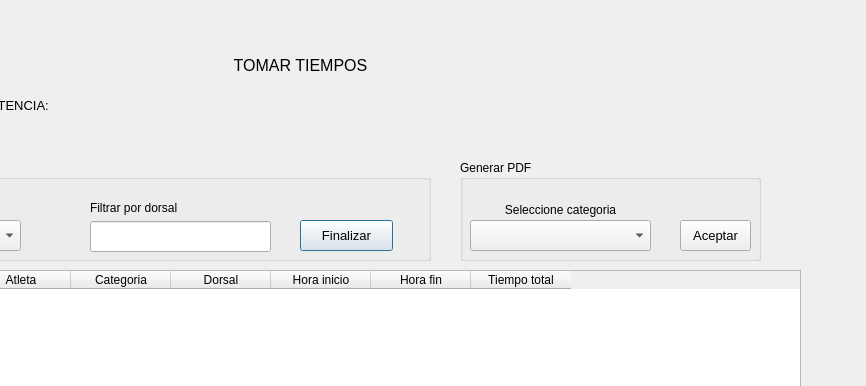
The window that qt/takeTimeView.ui (germang2/CrossfitTimer) describes before a commit, drawn with Qt 5; both pictures show x 300 to 1166 and y 0 to 386 of the 1166 by 677 pixel window.
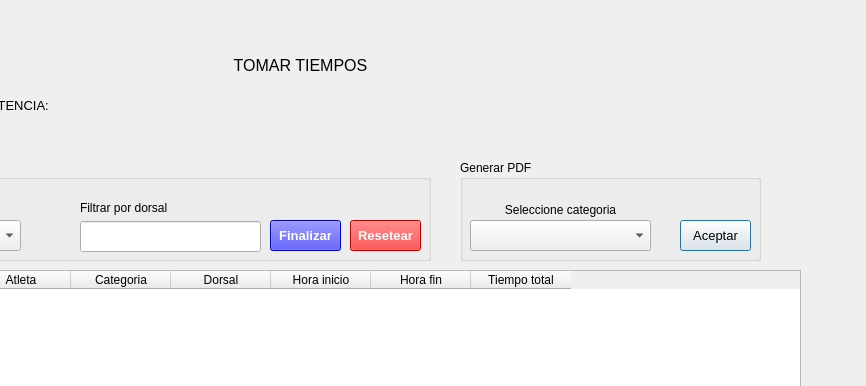
The same window after the commit.

Commit message: allow reset final time

Patch:
```diff
--- a/qt/takeTimeView.ui
+++ b/qt/takeTimeView.ui
@@ -221,47 +221,6 @@
     </property>
    </item>
   </widget>
-  <widget class="QLineEdit" name="ed_filter">
-   <property name="geometry">
-    <rect>
-     <x>390</x>
-     <y>221</y>
-     <width>181</width>
-     <height>31</height>
-    </rect>
-   </property>
-  </widget>
-  <widget class="QLabel" name="label_5">
-   <property name="geometry">
-    <rect>
-     <x>390</x>
-     <y>200</y>
-     <width>181</width>
-     <height>16</height>
-    </rect>
-   </property>
-   <property name="text">
-    <string>Filtrar por dorsal</string>
-   </property>
-  </widget>
-  <widget class="QPushButton" name="btn_update_final_time">
-   <property name="geometry">
-    <rect>
-     <x>600</x>
-     <y>220</y>
-     <width>93</width>
-     <height>31</height>
-    </rect>
-   </property>
-   <property name="font">
-    <font>
-     <pointsize>10</pointsize>
-    </font>
-   </property>
-   <property name="text">
-    <string>Finalizar</string>
-   </property>
-  </widget>
   <widget class="QLabel" name="label_7">
    <property name="geometry">
     <rect>
@@ -408,6 +367,75 @@
    <property name="title">
     <string>Administrar tiempo</string>
    </property>
+   <widget class="QPushButton" name="btn_update_final_time">
+    <property name="geometry">
+     <rect>
+      <x>490</x>
+      <y>60</y>
+      <width>71</width>
+      <height>31</height>
+     </rect>
+    </property>
+    <property name="font">
+     <font>
+      <pointsize>10</pointsize>
+      <weight>75</weight>
+      <bold>true</bold>
+     </font>
+    </property>
+    <property name="styleSheet">
+     <string notr="true">background-color:blue; color:white;</string>
+    </property>
+    <property name="text">
+     <string>Finalizar</string>
+    </property>
+   </widget>
+   <widget class="QLineEdit" name="ed_filter">
+    <property name="geometry">
+     <rect>
+      <x>300</x>
+      <y>61</y>
+      <width>181</width>
+      <height>31</height>
+     </rect>
+    </property>
+   </widget>
+   <widget class="QLabel" name="label_5">
+    <property name="geometry">
+     <rect>
+      <x>300</x>
+      <y>40</y>
+      <width>181</width>
+      <height>16</height>
+     </rect>
+    </property>
+    <property name="text">
+     <string>Filtrar por dorsal</string>
+    </property>
+   </widget>
+   <widget class="QPushButton" name="btn_reset_time">
+    <property name="geometry">
+     <rect>
+      <x>570</x>
+      <y>60</y>
+      <width>71</width>
+      <height>31</height>
+     </rect>
+    </property>
+    <property name="font">
+     <font>
+      <pointsize>10</pointsize>
+      <weight>75</weight>
+      <bold>true</bold>
+     </font>
+    </property>
+    <property name="styleSheet">
+     <string notr="true">background-color:red; color:white;</string>
+    </property>
+    <property name="text">
+     <string>Resetear</string>
+    </property>
+   </widget>
   </widget>
   <widget class="QLabel" name="lb_msg">
    <property name="geometry">
```
Left out of the diff: 3 changed lines with no effect on the pictures. The commit also changes 3 other files.
